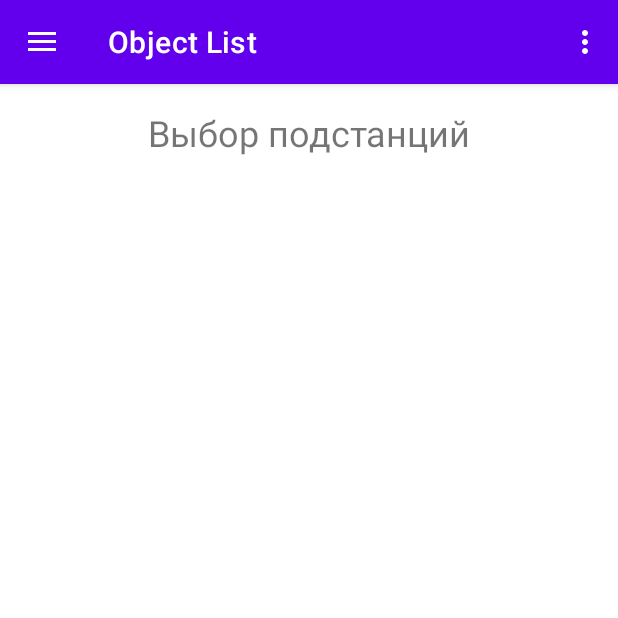
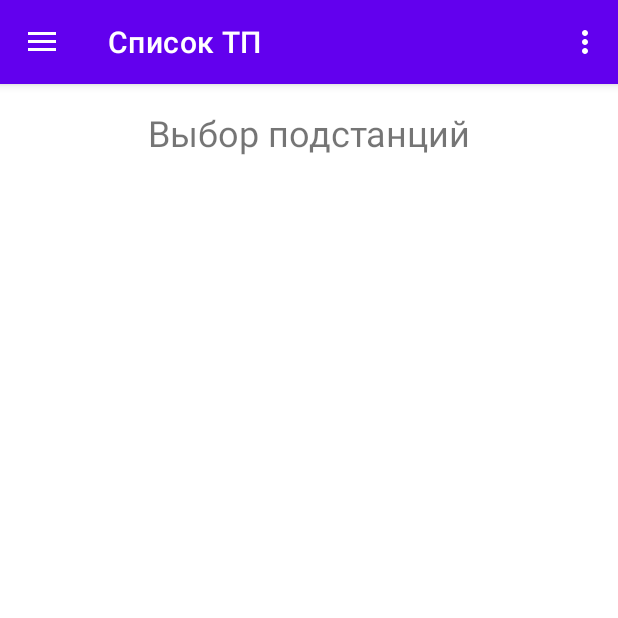
Before and after one commit to nabster-hub/pril, an Android app: the MainActivity screen opened directly, with no data from a screen before it, in the side drawer, after a tap on "Object List", on a phone screen of 412 x 824 dp, the top half of it. Run offline under Robolectric (Android 15) with nearby library versions, the phone set to English and light mode, and no system bars; our stand-ins replace Room's generated code, navigation-ui; libraries missing offline, so code that uses them is left out: com.auth0.android; 3 statements that could not run were skipped.

Commit message:
some fix

```diff
--- a/app/src/main/java/com/example/tateknew/MainActivity.kt
+++ b/app/src/main/java/com/example/tateknew/MainActivity.kt
@@ -131,7 +131,7 @@ class MainActivity : AppCompatActivity() {
 
         appBarConfiguration = AppBarConfiguration(
             setOf(
-                R.id.nav_home, R.id.getData, R.id.TPsFragment, R.id.nav_gallery, R.id.nav_slideshow
+                R.id.nav_home, R.id.getData, R.id.TPsFragment,
             ), drawerLayout
         )
         setupActionBarWithNavController(navController, appBarConfiguration)
@@ -142,8 +142,6 @@ class MainActivity : AppCompatActivity() {
                 R.id.nav_home -> navController.navigate(R.id.nav_home)
                 R.id.getData -> navController.navigate(R.id.getData)
                 R.id.TPsFragment -> navController.navigate(R.id.TPsFragment)
-                R.id.nav_gallery -> navController.navigate(R.id.nav_gallery)
-                R.id.nav_slideshow -> navController.navigate(R.id.nav_slideshow)
             }
             drawerLayout.closeDrawers()
             true
--- a/app/src/main/res/menu/activity_main_drawer.xml
+++ b/app/src/main/res/menu/activity_main_drawer.xml
@@ -16,13 +16,13 @@
             android:id="@+id/TPsFragment"
             android:icon="@drawable/ic_menu_slideshow"
             android:title="Object List" />
-        <item
-            android:id="@+id/nav_gallery"
-            android:icon="@drawable/ic_menu_gallery"
-            android:title="@string/menu_gallery" />
-        <item
-            android:id="@+id/nav_slideshow"
-            android:icon="@drawable/ic_menu_slideshow"
-            android:title="@string/menu_slideshow" />
+<!--        <item-->
+<!--            android:id="@+id/nav_gallery"-->
+<!--            android:icon="@drawable/ic_menu_gallery"-->
+<!--            android:title="@string/menu_gallery" />-->
+<!--        <item-->
+<!--            android:id="@+id/nav_slideshow"-->
+<!--            android:icon="@drawable/ic_menu_slideshow"-->
+<!--            android:title="@string/menu_slideshow" />-->
     </group>
 </menu>
--- a/app/src/main/res/navigation/mobile_navigation.xml
+++ b/app/src/main/res/navigation/mobile_navigation.xml
@@ -18,7 +18,7 @@
     <fragment
         android:id="@+id/TPsFragment"
         android:name="com.example.tateknew.ui.Tps.TPSListFragment"
-        android:label="Object List"
+        android:label="Список ТП"
         tools:layout="@layout/fragment_object_list">
         <action
             android:id="@+id/action_TPSListFragment_to_AbonentsFragment"
@@ -71,15 +71,4 @@
             app:argType="long" />
     </fragment>
 
-<!--    <fragment-->
-<!--        android:id="@+id/nav_gallery"-->
-<!--        android:name="com.example.tateknew.ui.gallery.GalleryFragment"-->
-<!--        android:label="@string/menu_gallery"-->
-<!--        tools:layout="@layout/fragment_gallery" />-->
-
-<!--    <fragment-->
-<!--        android:id="@+id/nav_slideshow"-->
-<!--        android:name="com.example.tateknew.ui.slideshow.SlideshowFragment"-->
-<!--        android:label="@string/menu_slideshow"-->
-<!--        tools:layout="@layout/fragment_slideshow" />-->
 </navigation>
```
Also changed, not shown: app/src/main/java/com/example/tateknew/ui/Abonents/AbonentsFragment.kt (+0 -29 lines).
